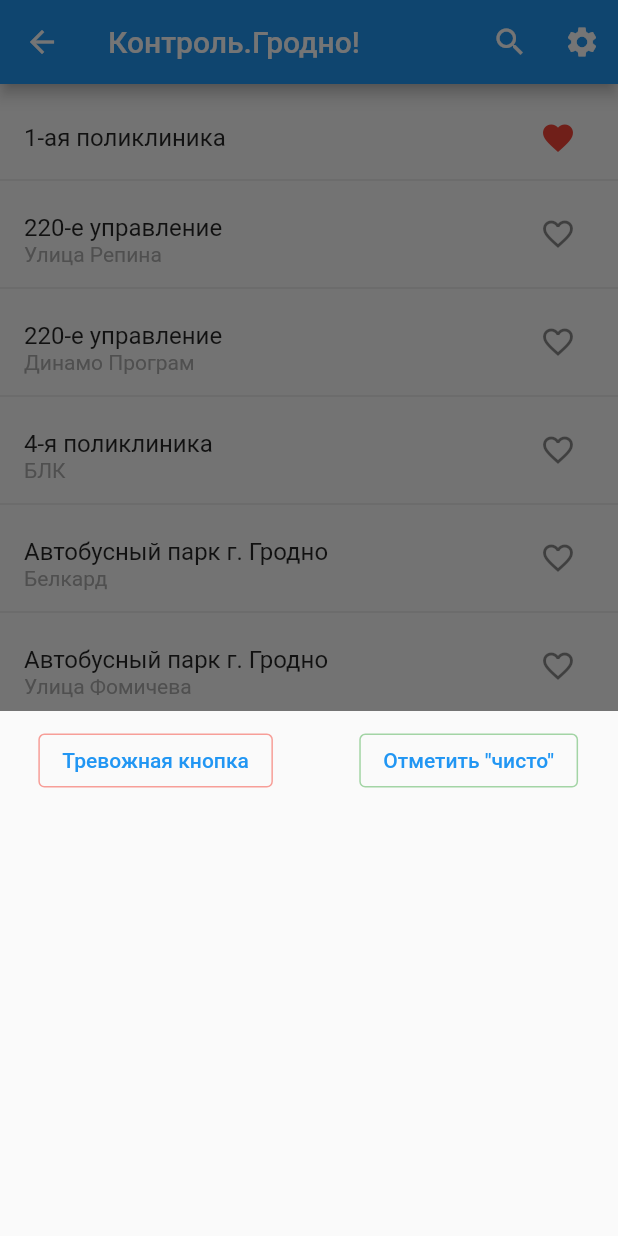
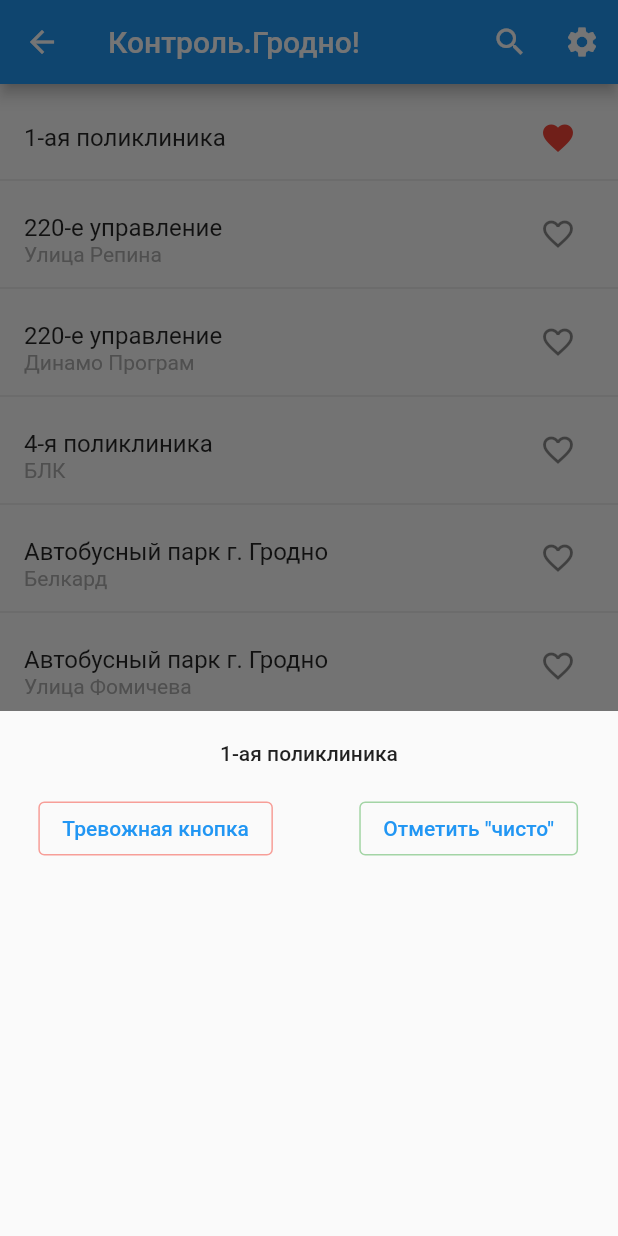
Before and after one commit to private-doggo/hrodna-control, a Flutter app: the Favourites screen opened by its route, after a tap on the "favorite outline" icon, after a tap on "1-ая поликлиника", on a phone screen of 412 x 824 dp. Run offline on Flutter 3.47's test engine with Material 2 defaults, Android fonts, the phone set to English and light mode, and no system bars; our stand-ins replace cloud_firestore, firebase_core, shared_preferences; accounts and stored records are empty.

```diff
--- a/lib/src/screens/components/show_modal_bottom_sheet.dart
+++ b/lib/src/screens/components/show_modal_bottom_sheet.dart
@@ -1,39 +1,170 @@
 import 'package:flutter/material.dart';
+import 'package:cloud_firestore/cloud_firestore.dart';
+import 'package:firebase_core/firebase_core.dart';
+import 'package:intl/intl.dart';
+import '../../utils/shared_pref.dart';
+import 'package:shared_preferences/shared_preferences.dart';
 
-void modalBottomSheet(context, titleStop, titleDirection) {
+void modalBottomSheet(context, String titleStop, String titleDirection) {
+  var timestamp;
+  var rechargeTimeInMinutes = 60;
+
+  _setTimestamp() async {
+    SharedPreferences prefs = await SharedPreferences.getInstance();
+    timestamp = DateTime.parse(prefs.getString('timestamp')!);
+  }
+
+  _setTimestamp();
+
+  showAlertDialog(BuildContext context) {
+    showDialog<String>(
+      context: context,
+      builder: (BuildContext context) => AlertDialog(
+        title: const Text('Пожалуйста, попробуйте позже'),
+        content: const Text('Оставлять отметку можно не чаще, чем 1 раз за час'),
+        actions: <Widget>[
+          TextButton(
+            onPressed: () => Navigator.pop(context, 'OK'),
+            child: const Text('Ок'),
+          ),
+        ],
+      ),
+    );
+  }
+
   showModalBottomSheet<void>(
     context: context,
     builder: (BuildContext context) {
       return SizedBox(
         height: 350,
+        width: double.infinity,
         // color: Colors.amber,
         child: Stack(
           children: [
+            Container(
+              padding: const EdgeInsets.symmetric(horizontal: 20),
+              margin: const EdgeInsets.only(top: 20),
+              child: Align(
+                alignment: Alignment.topCenter,
+                child: Text(
+                  titleDirection == ''
+                      ? titleStop
+                      : '$titleStop ($titleDirection)',
+                  style: const TextStyle(
+                    fontWeight: FontWeight.w500,
+                  ),
+                ),
+              ),
+            ),
             Align(
-              alignment: const FractionalOffset(0.1, 0.03),
+              alignment: const FractionalOffset(0.1, 0.18),
               child: OutlinedButton(
                 onPressed: () {
-                  // Respond to button press
+                  if (timestamp != null && DateTime.now().difference(timestamp).inMinutes < rechargeTimeInMinutes) {
+                    showAlertDialog(context);
+                  }
+                  else {
+                    FirebaseFirestore.instance
+                        .collection(titleStop == ''
+                        ? titleStop
+                        : '$titleStop ($titleDirection)')
+                        .add({'date': DateTime.now(), 'status': true});
+                    timestamp = DateTime.now();
+                    updateTimestamp(timestamp);
+                  }
                 },
                 style: OutlinedButton.styleFrom(
-                  side: BorderSide(width: 1, color: Colors.red.withOpacity(0.5)),
+                  side:
+                      BorderSide(width: 1, color: Colors.red.withOpacity(0.5)),
                 ),
                 child: const Text("Тревожная кнопка"),
               ),
             ),
             Align(
-              alignment: const FractionalOffset(0.9, 0.03),
+              alignment: const FractionalOffset(0.9, 0.18),
               child: OutlinedButton(
                 onPressed: () {
-                  // Respond to button press
+                  if (timestamp != null && DateTime.now().difference(timestamp).inMinutes < rechargeTimeInMinutes) {
+                    showAlertDialog(context);
+                  }
+                  else {
+                    FirebaseFirestore.instance
+                        .collection(titleStop == ''
+                        ? titleStop
+                        : '$titleStop ($titleDirection)')
+                        .add({'date': DateTime.now(), 'status': false});
+                    timestamp = DateTime.now();
+                  }
                 },
                 style: OutlinedButton.styleFrom(
-                  side: BorderSide(width: 1, color: Colors.green.withOpacity(0.5)),
+                  side: BorderSide(
+                      width: 1, color: Colors.green.withOpacity(0.5)),
                 ),
                 child: const Text("Отметить \"чисто\""),
               ),
             ),
-            ListView(),
+            Container(
+              // alignment: const FractionalOffset(0.9, 0.48),
+              margin: const EdgeInsets.only(top: 100),
+              child: StreamBuilder(
+                stream: FirebaseFirestore.instance
+                    .collection(titleStop == ''
+                        ? titleStop
+                        : '$titleStop ($titleDirection)')
+                    .orderBy('date', descending: true)
+                    .limit(20)
+                    .snapshots(),
+                builder: (BuildContext context,
+                    AsyncSnapshot<QuerySnapshot> snapshot) {
+                  if (!snapshot.hasData) {
+                    return const Center(
+                      child: CircularProgressIndicator(),
+                    );
+                  }
+
+                  return ListView.builder(
+                    padding:
+                        const EdgeInsets.symmetric(vertical: 8, horizontal: 0),
+                    itemBuilder: (context, i) {
+                      return ListTile(
+                        title: Row(
+                          children: [
+                            Text(DateFormat('dd MMMM HH:mm')
+                                .format(snapshot.data!.docs[i]['date'].toDate())
+                                .toString()),
+                            const Spacer(),
+                            Text(
+                              snapshot.data!.docs[i]['status']
+                                  ? 'Контроль'
+                                  : 'Чисто',
+                              style: TextStyle(
+                                  color: snapshot.data!.docs[i]['status']
+                                      ? Colors.red
+                                      : Colors.green),
+                            ),
+                          ],
+                        ),
+                        visualDensity:
+                            const VisualDensity(horizontal: 0, vertical: -4),
+                        // tileColor: snapshot.data!.docs[i]['status']
+                        //     ? Colors.red.withOpacity(0.5)
+                        //     : Colors.white,
+                      );
+                    },
+                    itemCount: snapshot.data!.docs.length,
+                    // separatorBuilder: (BuildContext context, int index) => const Divider(),
+                  );
+
+                  // return ListView(
+                  //   children: snapshot.data!.docs.map((document) {
+                  //     return Container(
+                  //       child: Center(child: Text(document['date'].toString())),
+                  //     );
+                  //   }).toList(),
+                  // );
+                },
+              ),
+            ),
           ],
         ),
       );
--- a/lib/src/screens/home.dart
+++ b/lib/src/screens/home.dart
@@ -1,3 +1,5 @@
+import 'dart:core';
+
 import 'package:flutter/material.dart';
 import 'package:shared_preferences/shared_preferences.dart';
 
--- a/pubspec.yaml
+++ b/pubspec.yaml
@@ -36,6 +36,8 @@ dependencies:
   cupertino_icons: ^1.0.2
   shared_preferences: ^2.0.13
   firebase_core: ^1.13.1
+  cloud_firestore: ^3.1.11
+  intl: ^0.17.0
 
 dev_dependencies:
   flutter_test:
```
Also changed, not shown: lib/main.dart (+13 -1 lines), lib/src/utils/shared_pref.dart (+7 -0 lines), lib/firebase_options.dart (added), 6 other files.
